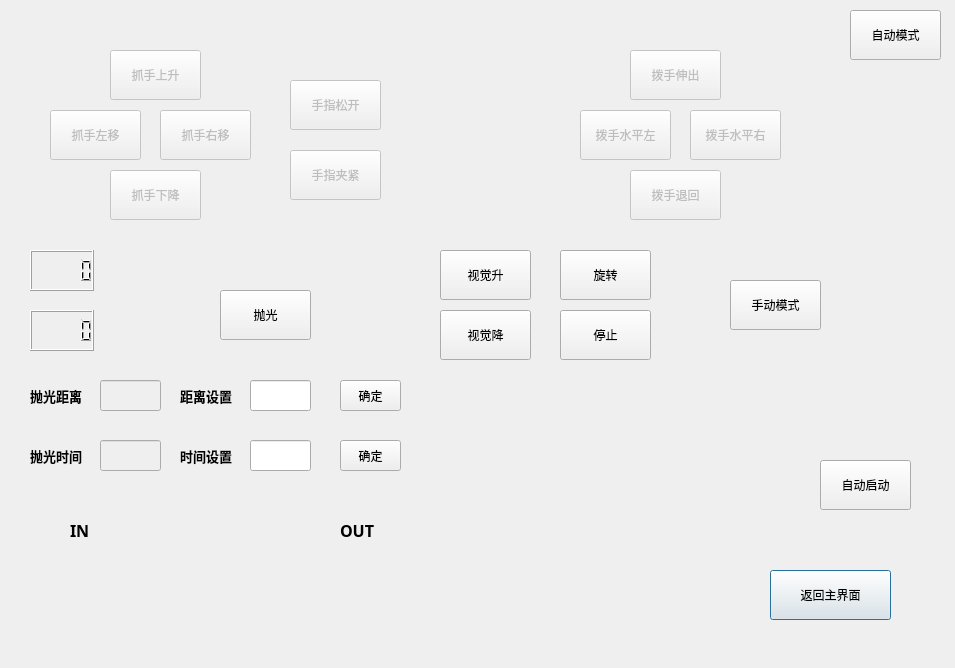
Qt form hello/TestDialog.ui (galepai/hello) before a commit.
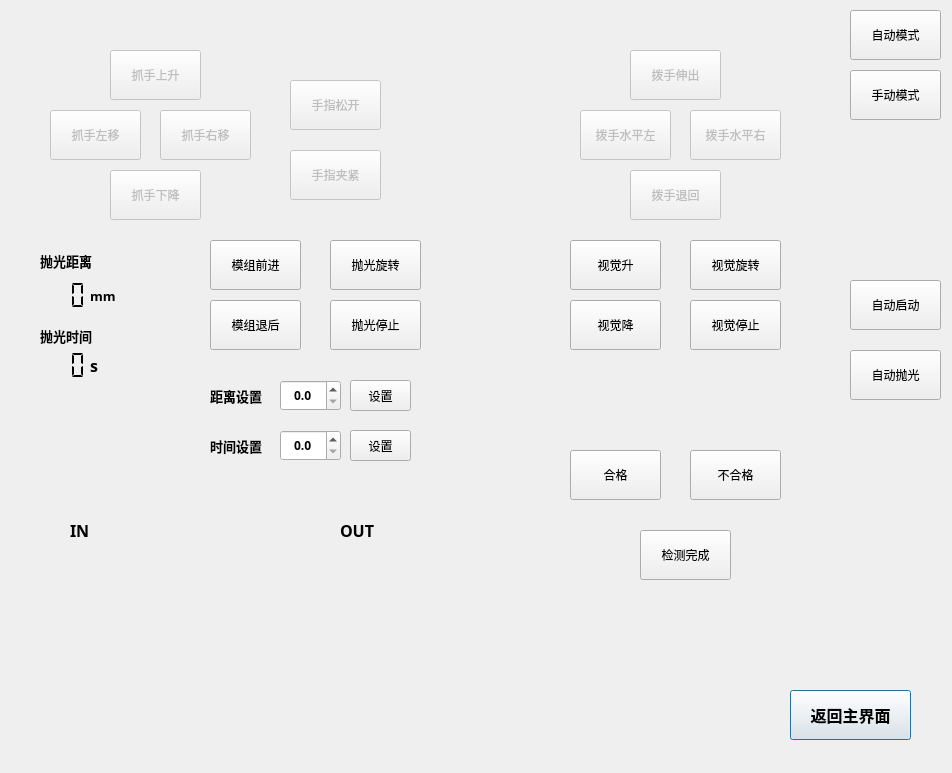
The same form after that commit. Icons and pictures are not drawn.

```diff
--- a/hello/TestDialog.ui
+++ b/hello/TestDialog.ui
@@ -6,8 +6,8 @@
    <rect>
     <x>0</x>
     <y>0</y>
-    <width>955</width>
-    <height>668</height>
+    <width>952</width>
+    <height>773</height>
    </rect>
   </property>
   <property name="windowTitle">
@@ -20,12 +20,20 @@
   <widget class="QPushButton" name="btn_return">
    <property name="geometry">
     <rect>
-     <x>770</x>
-     <y>570</y>
+     <x>790</x>
+     <y>690</y>
      <width>121</width>
      <height>50</height>
     </rect>
    </property>
+   <property name="font">
+    <font>
+     <family>Arial Black</family>
+     <pointsize>12</pointsize>
+     <weight>75</weight>
+     <bold>true</bold>
+    </font>
+   </property>
    <property name="text">
     <string>返回主界面</string>
    </property>
@@ -241,8 +249,8 @@
   <widget class="QPushButton" name="btn_vision_up">
    <property name="geometry">
     <rect>
-     <x>440</x>
-     <y>250</y>
+     <x>570</x>
+     <y>240</y>
      <width>91</width>
      <height>50</height>
     </rect>
@@ -254,8 +262,8 @@
   <widget class="QPushButton" name="btn_vision_down">
    <property name="geometry">
     <rect>
-     <x>440</x>
-     <y>310</y>
+     <x>570</x>
+     <y>300</y>
      <width>91</width>
      <height>50</height>
     </rect>
@@ -267,47 +275,47 @@
   <widget class="QPushButton" name="btn_rotate_start">
    <property name="geometry">
     <rect>
-     <x>560</x>
-     <y>250</y>
+     <x>690</x>
+     <y>240</y>
      <width>91</width>
      <height>50</height>
     </rect>
    </property>
    <property name="text">
-    <string>旋转</string>
+    <string>视觉旋转</string>
    </property>
   </widget>
   <widget class="QPushButton" name="btn_rotate_stop">
    <property name="geometry">
     <rect>
-     <x>560</x>
-     <y>310</y>
+     <x>690</x>
+     <y>300</y>
      <width>91</width>
      <height>50</height>
     </rect>
    </property>
    <property name="text">
-    <string>停止</string>
+    <string>视觉停止</string>
    </property>
   </widget>
   <widget class="QPushButton" name="btn_paoguang">
    <property name="geometry">
     <rect>
-     <x>220</x>
-     <y>290</y>
+     <x>850</x>
+     <y>350</y>
      <width>91</width>
      <height>50</height>
     </rect>
    </property>
    <property name="text">
-    <string>抛光</string>
+    <string>自动抛光</string>
    </property>
   </widget>
   <widget class="QPushButton" name="btn_manual_mode">
    <property name="geometry">
     <rect>
-     <x>730</x>
-     <y>280</y>
+     <x>850</x>
+     <y>70</y>
      <width>91</width>
      <height>50</height>
     </rect>
@@ -332,8 +340,8 @@
   <widget class="QPushButton" name="btn_auto_start">
    <property name="geometry">
     <rect>
-     <x>820</x>
-     <y>460</y>
+     <x>850</x>
+     <y>280</y>
      <width>91</width>
      <height>50</height>
     </rect>
@@ -345,20 +353,29 @@
   <widget class="QLCDNumber" name="lcd_distance">
    <property name="geometry">
     <rect>
-     <x>30</x>
-     <y>250</y>
-     <width>64</width>
-     <height>41</height>
+     <x>10</x>
+     <y>280</y>
+     <width>81</width>
+     <height>31</height>
     </rect>
    </property>
+   <property name="frameShape">
+    <enum>QFrame::Box</enum>
+   </property>
+   <property name="lineWidth">
+    <number>0</number>
+   </property>
+   <property name="segmentStyle">
+    <enum>QLCDNumber::Flat</enum>
+   </property>
   </widget>
   <widget class="QLabel" name="label">
    <property name="geometry">
     <rect>
-     <x>30</x>
-     <y>370</y>
+     <x>40</x>
+     <y>240</y>
      <width>61</width>
-     <height>51</height>
+     <height>41</height>
     </rect>
    </property>
    <property name="font">
@@ -376,7 +393,7 @@
   <widget class="QLabel" name="label_4">
    <property name="geometry">
     <rect>
-     <x>180</x>
+     <x>210</x>
      <y>370</y>
      <width>61</width>
      <height>51</height>
@@ -397,57 +414,46 @@
   <widget class="QPushButton" name="btn_distance_confirm">
    <property name="geometry">
     <rect>
-     <x>340</x>
+     <x>350</x>
      <y>380</y>
      <width>61</width>
      <height>31</height>
     </rect>
    </property>
    <property name="text">
-    <string>确定</string>
+    <string>设置</string>
    </property>
   </widget>
   <widget class="QLCDNumber" name="lcd_time">
    <property name="geometry">
     <rect>
-     <x>30</x>
-     <y>310</y>
-     <width>64</width>
-     <height>41</height>
+     <x>10</x>
+     <y>350</y>
+     <width>81</width>
+     <height>31</height>
     </rect>
    </property>
-  </widget>
-  <widget class="QLineEdit" name="lineEdit_distance">
-   <property name="enabled">
-    <bool>false</bool>
+   <property name="lineWidth">
+    <number>0</number>
    </property>
-   <property name="geometry">
-    <rect>
-     <x>100</x>
-     <y>380</y>
-     <width>61</width>
-     <height>31</height>
-    </rect>
+   <property name="midLineWidth">
+    <number>0</number>
    </property>
-  </widget>
-  <widget class="QLineEdit" name="lineEdit_time">
-   <property name="enabled">
-    <bool>false</bool>
+   <property name="mode">
+    <enum>QLCDNumber::Dec</enum>
    </property>
-   <property name="geometry">
-    <rect>
-     <x>100</x>
-     <y>440</y>
-     <width>61</width>
-     <height>31</height>
-    </rect>
+   <property name="segmentStyle">
+    <enum>QLCDNumber::Flat</enum>
+   </property>
+   <property name="intValue" stdset="0">
+    <number>0</number>
    </property>
   </widget>
   <widget class="QLabel" name="label_5">
    <property name="geometry">
     <rect>
-     <x>180</x>
-     <y>430</y>
+     <x>210</x>
+     <y>420</y>
      <width>61</width>
      <height>51</height>
     </rect>
@@ -467,23 +473,23 @@
   <widget class="QPushButton" name="btn_time_confirm">
    <property name="geometry">
     <rect>
-     <x>340</x>
-     <y>440</y>
+     <x>350</x>
+     <y>430</y>
      <width>61</width>
      <height>31</height>
     </rect>
    </property>
    <property name="text">
-    <string>确定</string>
+    <string>设置</string>
    </property>
   </widget>
   <widget class="QLabel" name="label_6">
    <property name="geometry">
     <rect>
-     <x>30</x>
-     <y>430</y>
+     <x>40</x>
+     <y>320</y>
      <width>61</width>
-     <height>51</height>
+     <height>31</height>
     </rect>
    </property>
    <property name="font">
@@ -498,24 +504,198 @@
     <string>抛光时间</string>
    </property>
   </widget>
-  <widget class="QLineEdit" name="lineEdit_distance_set">
+  <widget class="QDoubleSpinBox" name="doubleSpinBox_distance">
    <property name="geometry">
     <rect>
-     <x>250</x>
+     <x>280</x>
      <y>380</y>
      <width>61</width>
      <height>31</height>
     </rect>
    </property>
+   <property name="font">
+    <font>
+     <family>Arial Black</family>
+     <weight>75</weight>
+     <bold>true</bold>
+    </font>
+   </property>
+   <property name="alignment">
+    <set>Qt::AlignCenter</set>
+   </property>
+   <property name="decimals">
+    <number>1</number>
+   </property>
+   <property name="maximum">
+    <double>120.000000000000000</double>
+   </property>
+   <property name="singleStep">
+    <double>0.100000000000000</double>
+   </property>
   </widget>
-  <widget class="QLineEdit" name="lineEdit_time_set">
+  <widget class="QDoubleSpinBox" name="doubleSpinBox_time">
    <property name="geometry">
     <rect>
-     <x>250</x>
-     <y>440</y>
+     <x>280</x>
+     <y>430</y>
      <width>61</width>
      <height>31</height>
     </rect>
+   </property>
+   <property name="font">
+    <font>
+     <family>Arial Black</family>
+     <weight>75</weight>
+     <bold>true</bold>
+    </font>
+   </property>
+   <property name="alignment">
+    <set>Qt::AlignCenter</set>
+   </property>
+   <property name="buttonSymbols">
+    <enum>QAbstractSpinBox::UpDownArrows</enum>
+   </property>
+   <property name="decimals">
+    <number>1</number>
+   </property>
+   <property name="maximum">
+    <double>300.000000000000000</double>
+   </property>
+   <property name="singleStep">
+    <double>0.100000000000000</double>
+   </property>
+  </widget>
+  <widget class="QPushButton" name="btn_forward">
+   <property name="geometry">
+    <rect>
+     <x>210</x>
+     <y>240</y>
+     <width>91</width>
+     <height>50</height>
+    </rect>
+   </property>
+   <property name="text">
+    <string>模组前进</string>
+   </property>
+  </widget>
+  <widget class="QPushButton" name="btn_backword">
+   <property name="geometry">
+    <rect>
+     <x>210</x>
+     <y>300</y>
+     <width>91</width>
+     <height>50</height>
+    </rect>
+   </property>
+   <property name="text">
+    <string>模组退后</string>
+   </property>
+  </widget>
+  <widget class="QPushButton" name="btn_paoguang_rotate_start">
+   <property name="geometry">
+    <rect>
+     <x>330</x>
+     <y>240</y>
+     <width>91</width>
+     <height>50</height>
+    </rect>
+   </property>
+   <property name="text">
+    <string>抛光旋转</string>
+   </property>
+  </widget>
+  <widget class="QPushButton" name="btn_paoguang_rotate_stop">
+   <property name="geometry">
+    <rect>
+     <x>330</x>
+     <y>300</y>
+     <width>91</width>
+     <height>50</height>
+    </rect>
+   </property>
+   <property name="text">
+    <string>抛光停止</string>
+   </property>
+  </widget>
+  <widget class="QLabel" name="label_7">
+   <property name="geometry">
+    <rect>
+     <x>90</x>
+     <y>270</y>
+     <width>31</width>
+     <height>51</height>
+    </rect>
+   </property>
+   <property name="font">
+    <font>
+     <family>Aharoni</family>
+     <pointsize>10</pointsize>
+     <weight>75</weight>
+     <bold>true</bold>
+    </font>
+   </property>
+   <property name="text">
+    <string>mm</string>
+   </property>
+  </widget>
+  <widget class="QLabel" name="label_8">
+   <property name="geometry">
+    <rect>
+     <x>90</x>
+     <y>350</y>
+     <width>16</width>
+     <height>31</height>
+    </rect>
+   </property>
+   <property name="font">
+    <font>
+     <family>Aharoni</family>
+     <pointsize>12</pointsize>
+     <weight>75</weight>
+     <bold>true</bold>
+    </font>
+   </property>
+   <property name="text">
+    <string>s</string>
+   </property>
+  </widget>
+  <widget class="QPushButton" name="btn_result_good">
+   <property name="geometry">
+    <rect>
+     <x>570</x>
+     <y>450</y>
+     <width>91</width>
+     <height>50</height>
+    </rect>
+   </property>
+   <property name="text">
+    <string>合格</string>
+   </property>
+  </widget>
+  <widget class="QPushButton" name="btn_result_bad">
+   <property name="geometry">
+    <rect>
+     <x>690</x>
+     <y>450</y>
+     <width>91</width>
+     <height>50</height>
+    </rect>
+   </property>
+   <property name="text">
+    <string>不合格</string>
+   </property>
+  </widget>
+  <widget class="QPushButton" name="btn_detect_end">
+   <property name="geometry">
+    <rect>
+     <x>640</x>
+     <y>530</y>
+     <width>91</width>
+     <height>50</height>
+    </rect>
+   </property>
+   <property name="text">
+    <string>检测完成</string>
    </property>
   </widget>
  </widget>
```
